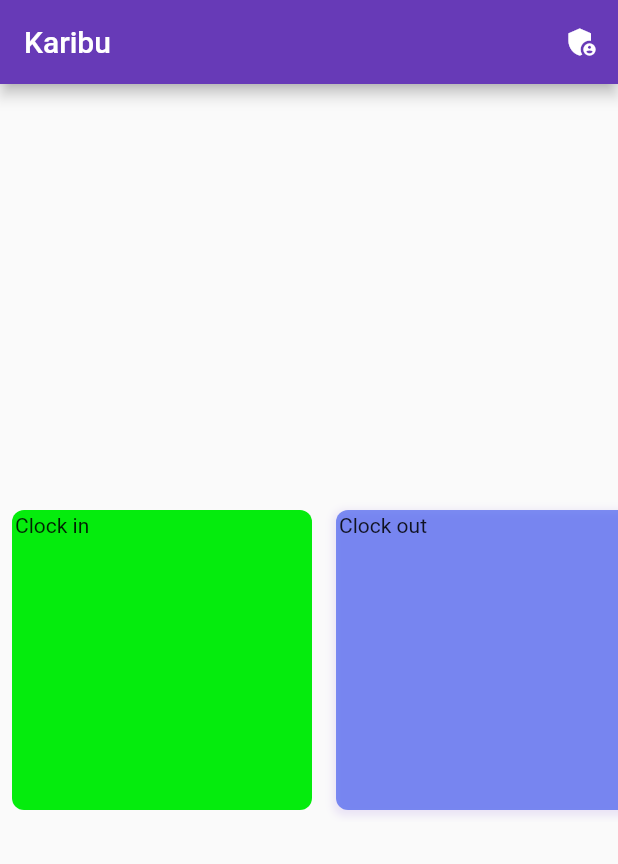
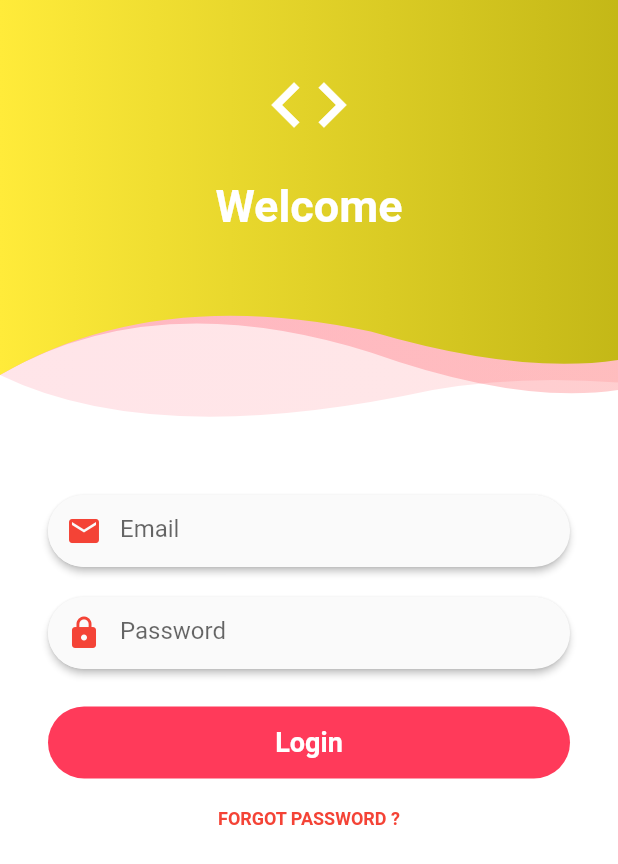
Before and after one commit to idavers/Karibu-Visitor-mobile, a Flutter app: the screen it shows after launch, after a tap on the "admin panel settings" icon, on a phone screen of 412 x 824 dp. Shown: the top 864 px of the screen. Run offline on Flutter 3.47's test engine with Material 2 defaults, Android fonts, the phone set to English and light mode, and no system bars.

Commit message:
Login to Admin section page

```diff
--- /dev/null
+++ b/lib/Auth/login.dart
@@ -0,0 +1,251 @@
+import 'package:flutter/material.dart';
+
+class Login extends StatefulWidget {
+  static const String path = "lib/Auth/login.dart";
+
+  const Login({Key? key}) : super(key: key);
+  @override
+  // ignore: library_private_types_in_public_api
+  _LoginState createState() => _LoginState();
+}
+
+class _LoginState extends State<Login> {
+  @override
+  Widget build(BuildContext context) {
+    return Scaffold(
+      backgroundColor: Colors.white,
+      body: ListView(
+        children: <Widget>[
+          Stack(
+            children: <Widget>[
+              ClipPath(
+                clipper: WaveClipper2(),
+                child: Container(
+                  width: double.infinity,
+                  height: 300,
+                  decoration: const BoxDecoration(
+                      gradient: LinearGradient(
+                          colors: [Color(0x22ff3a5a), Color(0x22fe494d)])),
+                  child: Column(),
+                ),
+              ),
+              ClipPath(
+                clipper: WaveClipper3(),
+                child: Container(
+                  width: double.infinity,
+                  height: 300,
+                  decoration: const BoxDecoration(
+                      gradient: LinearGradient(
+                          colors: [Color(0x44ff3a5a), Color(0x44fe494d)])),
+                  child: Column(),
+                ),
+              ),
+              ClipPath(
+                clipper: WaveClipper1(),
+                child: Container(
+                  width: double.infinity,
+                  height: 300,
+                  decoration: const BoxDecoration(
+                      gradient: LinearGradient(colors: [
+                    Color.fromARGB(255, 255, 235, 58),
+                    Color.fromARGB(255, 196, 184, 23)
+                  ])),
+                  child: Column(
+                    children: const <Widget>[
+                      SizedBox(
+                        height: 40,
+                      ),
+                      Icon(
+                        Icons.code,
+                        color: Colors.white,
+                        size: 60,
+                      ),
+                      SizedBox(
+                        height: 20,
+                      ),
+                      Text(
+                        "Welcome",
+                        style: TextStyle(
+                            color: Colors.white,
+                            fontWeight: FontWeight.w700,
+                            fontSize: 30),
+                      ),
+                    ],
+                  ),
+                ),
+              ),
+            ],
+          ),
+          const SizedBox(
+            height: 30,
+          ),
+          Padding(
+            padding: const EdgeInsets.symmetric(horizontal: 32),
+            child: Material(
+              elevation: 2.0,
+              borderRadius: const BorderRadius.all(Radius.circular(30)),
+              child: TextField(
+                onChanged: (String value) {},
+                cursorColor: Colors.deepOrange,
+                decoration: const InputDecoration(
+                    hintText: "Email",
+                    prefixIcon: Material(
+                      elevation: 0,
+                      borderRadius: BorderRadius.all(Radius.circular(30)),
+                      child: Icon(
+                        Icons.email,
+                        color: Colors.red,
+                      ),
+                    ),
+                    border: InputBorder.none,
+                    contentPadding:
+                        EdgeInsets.symmetric(horizontal: 25, vertical: 13)),
+              ),
+            ),
+          ),
+          const SizedBox(
+            height: 20,
+          ),
+          Padding(
+            padding: const EdgeInsets.symmetric(horizontal: 32),
+            child: Material(
+              elevation: 2.0,
+              borderRadius: const BorderRadius.all(Radius.circular(30)),
+              child: TextField(
+                onChanged: (String value) {},
+                cursorColor: Colors.deepOrange,
+                decoration: const InputDecoration(
+                    hintText: "Password",
+                    prefixIcon: Material(
+                      elevation: 0,
+                      borderRadius: BorderRadius.all(Radius.circular(30)),
+                      child: Icon(
+                        Icons.lock,
+                        color: Colors.red,
+                      ),
+                    ),
+                    border: InputBorder.none,
+                    contentPadding:
+                        EdgeInsets.symmetric(horizontal: 25, vertical: 13)),
+              ),
+            ),
+          ),
+          const SizedBox(
+            height: 25,
+          ),
+          Padding(
+              padding: const EdgeInsets.symmetric(horizontal: 32),
+              child: Container(
+                decoration: const BoxDecoration(
+                    borderRadius: BorderRadius.all(Radius.circular(100)),
+                    color: Color(0xffff3a5a)),
+                child: TextButton(
+                  child: const Text(
+                    "Login",
+                    style: TextStyle(
+                        color: Colors.white,
+                        fontWeight: FontWeight.w700,
+                        fontSize: 18),
+                  ),
+                  onPressed: () {},
+                ),
+              )),
+          const SizedBox(
+            height: 20,
+          ),
+          const Center(
+            child: Text(
+              "FORGOT PASSWORD ?",
+              style: TextStyle(
+                  color: Colors.red, fontSize: 12, fontWeight: FontWeight.w700),
+            ),
+          ),
+          const SizedBox(
+            height: 40,
+          ),
+        ],
+      ),
+    );
+  }
+}
+
+class WaveClipper1 extends CustomClipper<Path> {
+  @override
+  Path getClip(Size size) {
+    final path = Path();
+    path.lineTo(0.0, size.height - 50);
+
+    var firstEndPoint = Offset(size.width * 0.6, size.height - 29 - 50);
+    var firstControlPoint = Offset(size.width * .25, size.height - 60 - 50);
+    path.quadraticBezierTo(firstControlPoint.dx, firstControlPoint.dy,
+        firstEndPoint.dx, firstEndPoint.dy);
+
+    var secondEndPoint = Offset(size.width, size.height - 60);
+    var secondControlPoint = Offset(size.width * 0.84, size.height - 50);
+    path.quadraticBezierTo(secondControlPoint.dx, secondControlPoint.dy,
+        secondEndPoint.dx, secondEndPoint.dy);
+    path.lineTo(size.width, size.height);
+    path.lineTo(size.width, 0);
+    path.close();
+    return path;
+  }
+
+  @override
+  bool shouldReclip(CustomClipper<Path> oldClipper) {
+    return false;
+  }
+}
+
+class WaveClipper3 extends CustomClipper<Path> {
+  @override
+  Path getClip(Size size) {
+    final path = Path();
+    path.lineTo(0.0, size.height - 50);
+
+    var firstEndPoint = Offset(size.width * 0.6, size.height - 15 - 50);
+    var firstControlPoint = Offset(size.width * .25, size.height - 60 - 50);
+    path.quadraticBezierTo(firstControlPoint.dx, firstControlPoint.dy,
+        firstEndPoint.dx, firstEndPoint.dy);
+
+    var secondEndPoint = Offset(size.width, size.height - 40);
+    var secondControlPoint = Offset(size.width * 0.84, size.height - 30);
+    path.quadraticBezierTo(secondControlPoint.dx, secondControlPoint.dy,
+        secondEndPoint.dx, secondEndPoint.dy);
+    path.lineTo(size.width, size.height);
+    path.lineTo(size.width, 0);
+    path.close();
+    return path;
+  }
+
+  @override
+  bool shouldReclip(CustomClipper<Path> oldClipper) {
+    return false;
+  }
+}
+
+class WaveClipper2 extends CustomClipper<Path> {
+  @override
+  Path getClip(Size size) {
+    final path = Path();
+    path.lineTo(0.0, size.height - 50);
+
+    var firstEndPoint = Offset(size.width * .7, size.height - 40);
+    var firstControlPoint = Offset(size.width * .25, size.height);
+    path.quadraticBezierTo(firstControlPoint.dx, firstControlPoint.dy,
+        firstEndPoint.dx, firstEndPoint.dy);
+
+    var secondEndPoint = Offset(size.width, size.height - 45);
+    var secondControlPoint = Offset(size.width * 0.84, size.height - 50);
+    path.quadraticBezierTo(secondControlPoint.dx, secondControlPoint.dy,
+        secondEndPoint.dx, secondEndPoint.dy);
+    path.lineTo(size.width, size.height);
+    path.lineTo(size.width, 0);
+    path.close();
+    return path;
+  }
+
+  @override
+  bool shouldReclip(CustomClipper<Path> oldClipper) {
+    return false;
+  }
+}
--- a/lib/Screens/home.dart
+++ b/lib/Screens/home.dart
@@ -1,4 +1,6 @@
 import 'package:flutter/material.dart';
+import 'package:karibu_visitor/Auth/login.dart';
+import 'package:karibu_visitor/services/utils/navigation.dart';
 //import 'package:karibu_visitor/widgets/Card.dart';
 
 class MyHomePage extends StatefulWidget {
@@ -39,7 +41,9 @@ class _MyHomePageState extends State<MyHomePage> {
             IconButton(
                 icon: const Icon(Icons.admin_panel_settings),
                 tooltip: "Admin",
-                onPressed: () {}),
+                onPressed: () {
+                  UserNavigation.push(context, destination: const Login());
+                }),
           ]),
       body: Center(
         // Center is a layout widget. It takes a single child and positions it
--- /dev/null
+++ b/lib/services/utils/navigation.dart
@@ -0,0 +1,17 @@
+import 'package:flutter/material.dart';
+
+class UserNavigation {
+  static void push(BuildContext context, {required Widget destination}) {
+    Navigator.of(context)
+        .push(MaterialPageRoute(builder: (context) => destination));
+  }
+
+  static void pushReplace(BuildContext context, {required Widget destination}) {
+    Navigator.of(context)
+        .push(MaterialPageRoute(builder: (context) => destination));
+  }
+
+  static void pop(BuildContext context) {
+    Navigator.of(context).pop();
+  }
+}
```
